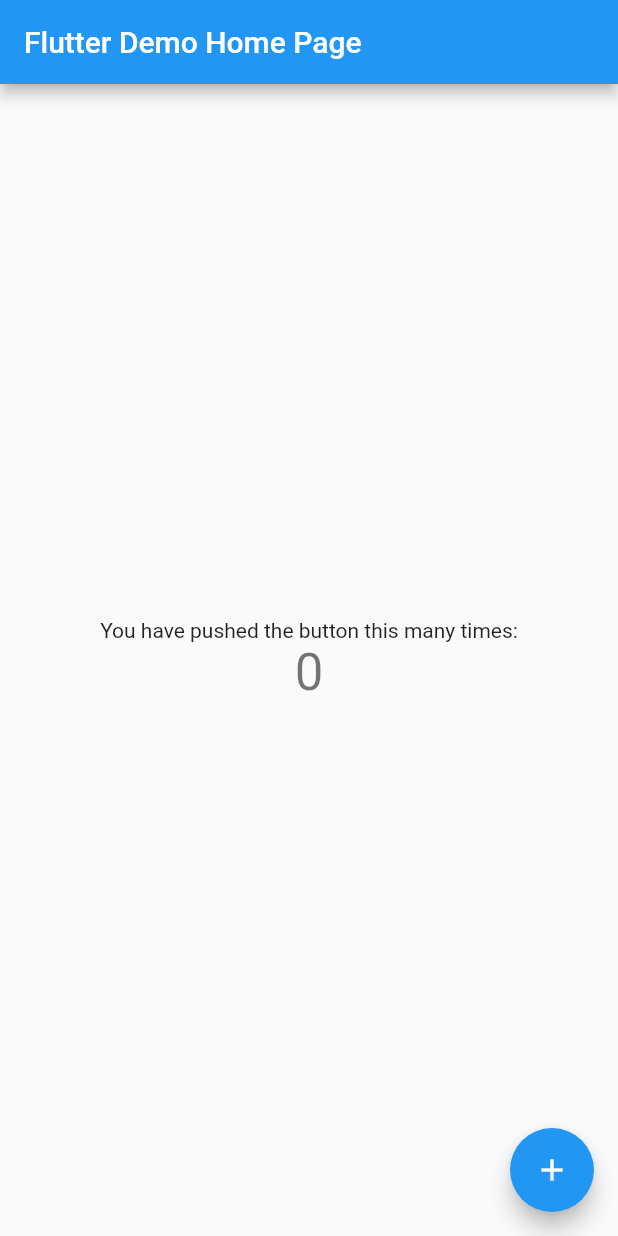
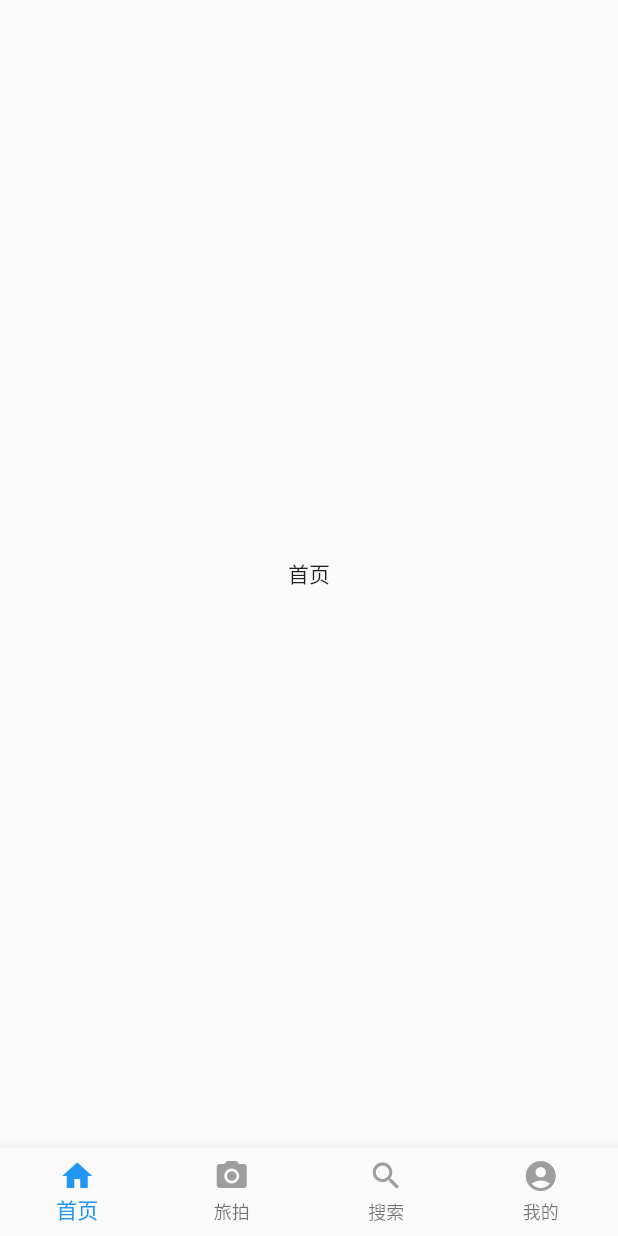
Before and after one commit to qieqie7/flutter_trip, a Flutter app: the screen it shows after launch, on a phone screen of 412 x 824 dp. Run offline on Flutter 3.47's test engine with Material 2 defaults, Android fonts, the phone set to English and light mode, and no system bars.

Commit message:
finish tab navigator bar

```diff
--- a/lib/main.dart
+++ b/lib/main.dart
@@ -1,4 +1,5 @@
 import 'package:flutter/material.dart';
+import 'package:flutter_trip/navigator/tab_navigator.dart';
 
 void main() => runApp(MyApp());
 
@@ -20,7 +21,7 @@ class MyApp extends StatelessWidget {
         // is not restarted.
         primarySwatch: Colors.blue,
       ),
-      home: MyHomePage(title: 'Flutter Demo Home Page'),
+      home: TabNavigator()
     );
   }
 }
--- a/lib/navigator/tab_navigator.dart
+++ b/lib/navigator/tab_navigator.dart
@@ -1,4 +1,8 @@
 import 'package:flutter/material.dart';
+import 'package:flutter_trip/pages/home_page.dart';
+import 'package:flutter_trip/pages/search_page.dart';
+import 'package:flutter_trip/pages/travel_page.dart';
+import 'package:flutter_trip/pages/my_page.dart';
 
 class TabNavigator extends StatefulWidget {
   @override
@@ -6,6 +10,9 @@ class TabNavigator extends StatefulWidget {
 }
 
 class _TabNavigatorState extends State<TabNavigator> {
+  final _defaultColor = Colors.grey;
+  final _activeColor = Colors.blue;
+  int _currentIndex = 0;
   final PageController _controller = PageController(
     initialPage: 0,
   );
@@ -16,7 +23,86 @@ class _TabNavigatorState extends State<TabNavigator> {
       body: PageView(
         controller: _controller,
         children: <Widget>[
-
+          HomePage(),
+          TravelPage(),
+          SearchPage(),
+          MyPage(),
+        ],
+      ),
+      bottomNavigationBar: BottomNavigationBar(
+        currentIndex: _currentIndex,
+        onTap: (index) {
+          _controller.jumpToPage(index);
+          setState(() {
+            _currentIndex = index;
+          });
+        },
+        type: BottomNavigationBarType.fixed,
+        items: [
+          BottomNavigationBarItem(
+            icon: Icon(
+              Icons.home,
+              color: _defaultColor,
+            ),
+            activeIcon: Icon(
+              Icons.home,
+              color: _activeColor,
+            ),
+            title: Text(
+              '首页',
+              style: TextStyle(
+                color: _currentIndex != 0 ? _defaultColor : _activeColor,
+              ),
+            ),
+          ),
+          BottomNavigationBarItem(
+            icon: Icon(
+              Icons.camera_alt,
+              color: _defaultColor,
+            ),
+            activeIcon: Icon(
+              Icons.camera_alt,
+              color: _activeColor,
+            ),
+            title: Text(
+              '旅拍',
+              style: TextStyle(
+                color: _currentIndex != 1 ? _defaultColor : _activeColor,
+              ),
+            ),
+          ),
+          BottomNavigationBarItem(
+            icon: Icon(
+              Icons.search,
+              color: _defaultColor,
+            ),
+            activeIcon: Icon(
+              Icons.search,
+              color: _activeColor,
+            ),
+            title: Text(
+              '搜索',
+              style: TextStyle(
+                color: _currentIndex != 2 ? _defaultColor : _activeColor,
+              ),
+            ),
+          ),
+          BottomNavigationBarItem(
+            icon: Icon(
+              Icons.account_circle,
+              color: _defaultColor,
+            ),
+            activeIcon: Icon(
+              Icons.account_circle,
+              color: _activeColor,
+            ),
+            title: Text(
+              '我的',
+              style: TextStyle(
+                color: _currentIndex != 3 ? _defaultColor : _activeColor,
+              ),
+            ),
+          ),
         ],
       ),
     );
--- a/lib/pages/home_page.dart
+++ b/lib/pages/home_page.dart
@@ -0,0 +1,17 @@
+import 'package:flutter/material.dart';
+
+class HomePage extends StatefulWidget {
+  @override
+  State<StatefulWidget> createState() => _HomePageState();
+}
+
+class _HomePageState extends State<HomePage> {
+  @override
+  Widget build(BuildContext context) {
+    return Scaffold(
+      body: Center(
+        child: Text('首页'),
+      ),
+    );
+  }
+}
```
Also changed, not shown: lib/pages/my_page.dart (added, +17 -0 lines), lib/pages/search_page.dart (added, +17 -0 lines), lib/pages/travel_page.dart (added, +17 -0 lines).
